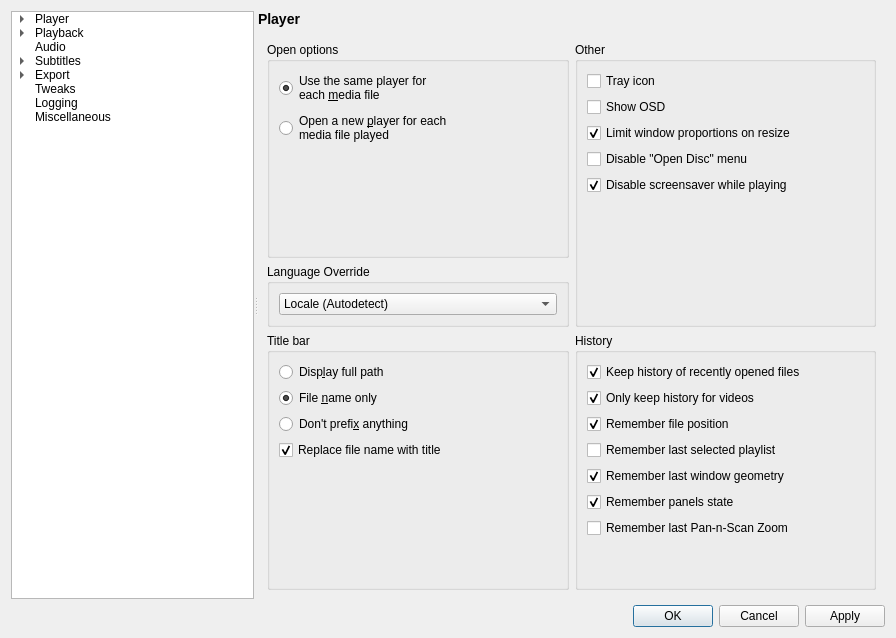
Before: the Qt Designer form settingswindow.ui in mpc-qt/mpc-qt, drawn with Qt 5.
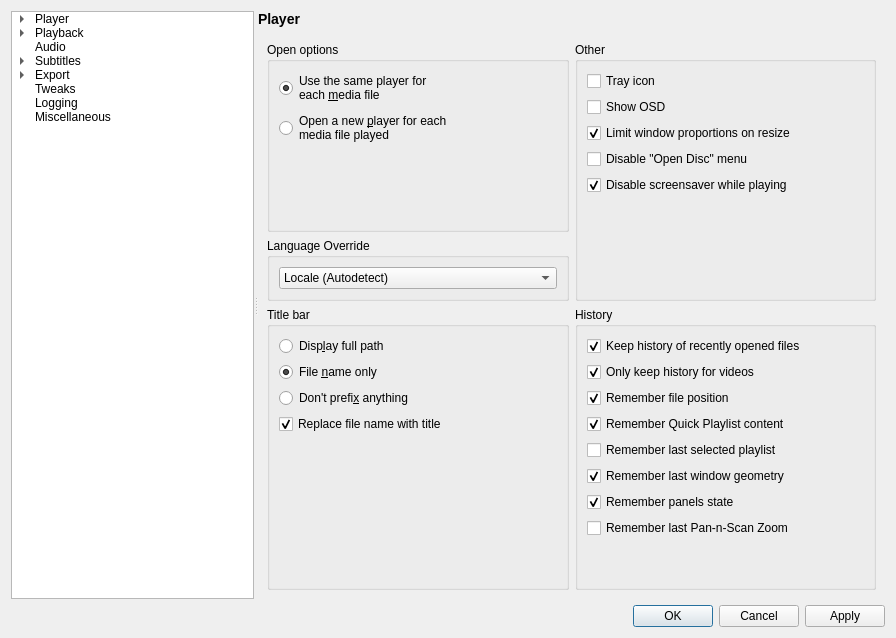
After: the same form once the commit is applied. The open tabs and pages were chosen to show the change.

Commit message:
Add a setting to choose whether to remember Quick Playlist content
Disabling "Keep history" also disables it.

Fixes #342 (Option to start with empty playlist).

The edit to the form file:
```diff
--- a/settingswindow.ui
+++ b/settingswindow.ui
@@ -212,6 +212,16 @@
                 </property>
                </widget>
               </item>
+              <item>
+               <widget class="QCheckBox" name="playerRememberQuickPlaylist">
+                <property name="text">
+                 <string>Remember Quick Playlist content</string>
+                </property>
+                <property name="checked">
+                 <bool>true</bool>
+                </property>
+               </widget>
+              </item>
               <item>
                <widget class="QCheckBox" name="playerRememberLastPlaylist">
                 <property name="text">
```
The commit also changes 22 other files.
